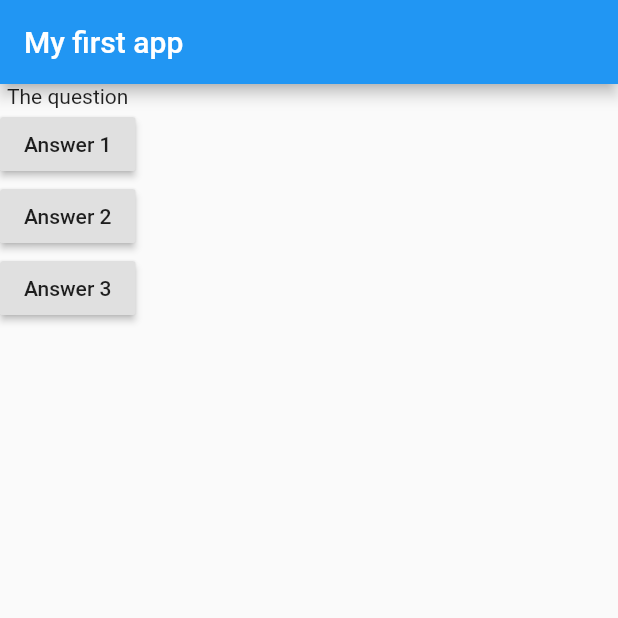
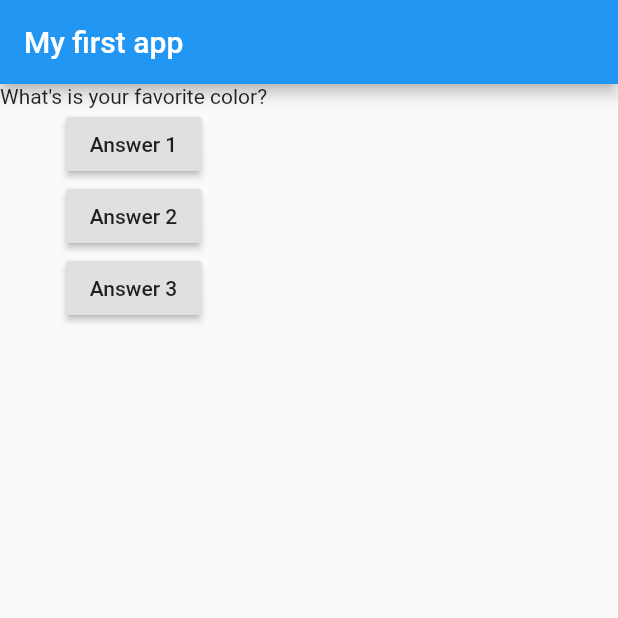
Before and after one commit to fede3mmanuel/-Flutter-Dart---The-Complete-Guide-2021-Edition---Section-2, a Flutter app: the screen it shows after launch, after a tap on "Answer 1", on a phone screen of 412 x 824 dp, the top half of it. Run offline on Flutter 3.47's test engine with Material 2 defaults, Android fonts, the phone set to English and light mode, and no system bars.

Commit message:
A function for in the future change on the text

```diff
--- a/lib/main.dart
+++ b/lib/main.dart
@@ -5,8 +5,11 @@
 }
 
 class MyApp extends StatelessWidget {
+  int questionIndex = 0;
+
   void answerQuestion() {
-    print('Answer Chosen!');
+    questionIndex = questionIndex + 1;
+    print(questionIndex);
   }
 
   Widget build(BuildContext context) {
@@ -21,7 +24,7 @@
           ),
           body: Column(
             children: [
-              Text('The question'),
+              Text(questions[questionIndex]),
               RaisedButton(
                 child: Text('Answer 1'),
                 onPressed: answerQuestion,
```
